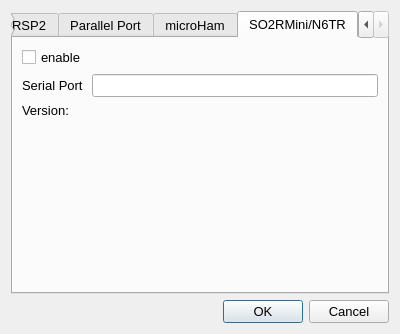
The window that so2sdr/so2rdialog.ui (n4ogw/so2sdr) describes before a commit, drawn with Qt 5.
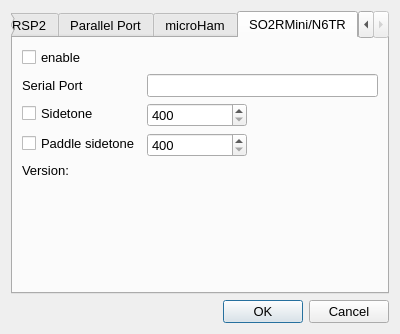
The same window after the commit.

Patch:
```diff
--- a/so2sdr/so2rdialog.ui
+++ b/so2sdr/so2rdialog.ui
@@ -446,13 +446,65 @@
           <widget class="QLineEdit" name="lineEditMiniPort"/>
          </item>
          <item row="2" column="0">
+          <widget class="QCheckBox" name="checkBoxSidetone">
+           <property name="text">
+            <string>Sidetone</string>
+           </property>
+          </widget>
+         </item>
+         <item row="2" column="1">
+          <widget class="QSpinBox" name="spinBoxSidetone">
+           <property name="maximumSize">
+            <size>
+             <width>100</width>
+             <height>16777215</height>
+            </size>
+           </property>
+           <property name="minimum">
+            <number>400</number>
+           </property>
+           <property name="maximum">
+            <number>1200</number>
+           </property>
+           <property name="singleStep">
+            <number>10</number>
+           </property>
+          </widget>
+         </item>
+         <item row="3" column="0">
+          <widget class="QCheckBox" name="checkBoxPaddleSidetone">
+           <property name="text">
+            <string>Paddle sidetone</string>
+           </property>
+          </widget>
+         </item>
+         <item row="3" column="1">
+          <widget class="QSpinBox" name="spinBoxPaddleSidetone">
+           <property name="maximumSize">
+            <size>
+             <width>100</width>
+             <height>16777215</height>
+            </size>
+           </property>
+           <property name="minimum">
+            <number>400</number>
+           </property>
+           <property name="maximum">
+            <number>1200</number>
+           </property>
+           <property name="singleStep">
+            <number>10</number>
+           </property>
+          </widget>
+         </item>
+         <item row="4" column="0">
           <widget class="QLabel" name="label_2">
            <property name="text">
             <string>Version:</string>
            </property>
           </widget>
          </item>
-         <item row="2" column="1">
+         <item row="4" column="1">
           <widget class="QLabel" name="labelMiniVersion">
            <property name="sizePolicy">
             <sizepolicy hsizetype="Preferred" vsizetype="Preferred">
@@ -467,7 +519,7 @@
             </size>
            </property>
            <property name="text">
-            <string> </string>
+            <string/>
            </property>
           </widget>
          </item>
```
